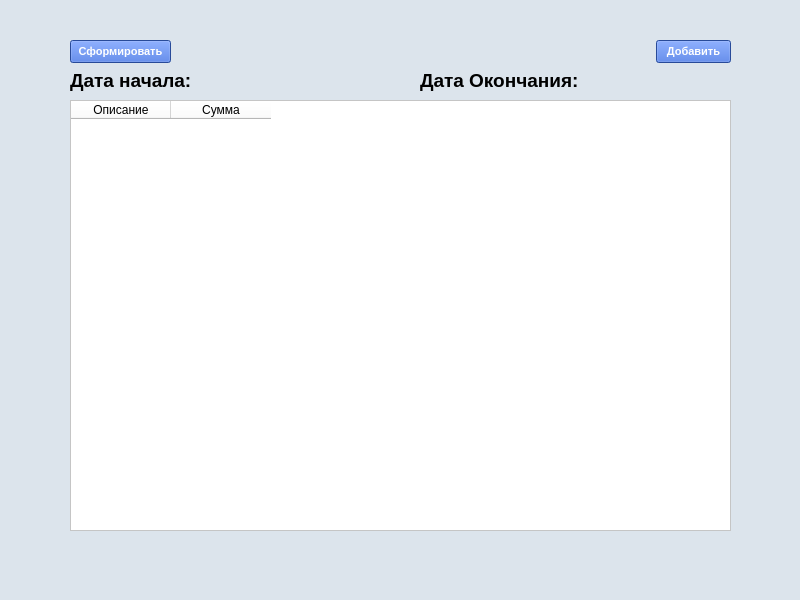
First picture: the form in session_5/show_data.ui, repository BagrKonstantin/zodiac_people, before the edit.
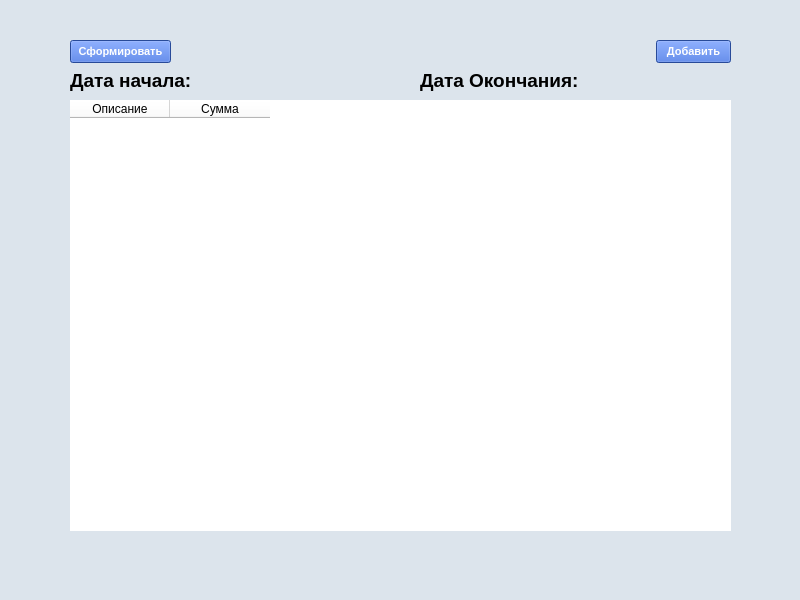
Second picture: the form after the edit.

```diff
--- a/session_5/show_data.ui
+++ b/session_5/show_data.ui
@@ -27,7 +27,8 @@
      </rect>
     </property>
     <property name="styleSheet">
-     <string notr="true">background-color:white;</string>
+     <string notr="true">background-color:white;
+border: 0px;</string>
     </property>
     <column>
      <property name="text">
```
